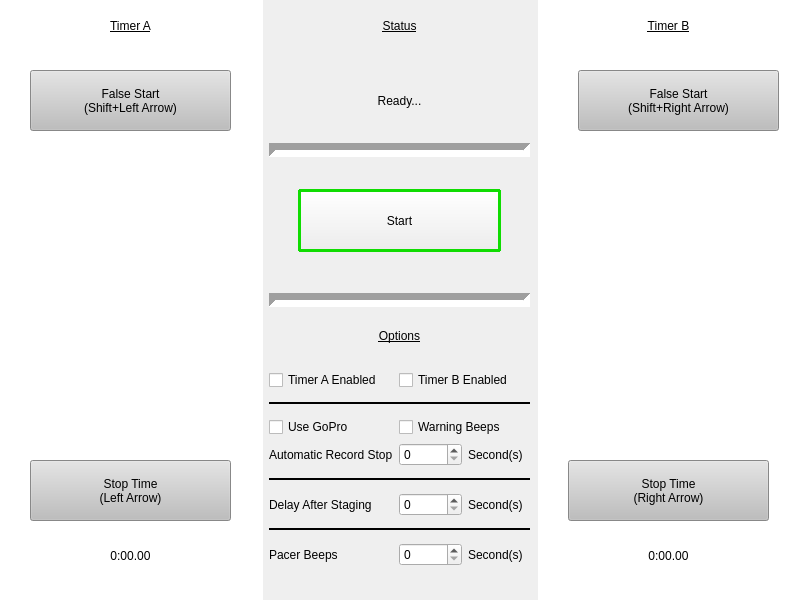
First picture: the form in V2/GUI.ui, repository Quantum158/SpeedController, before the edit.
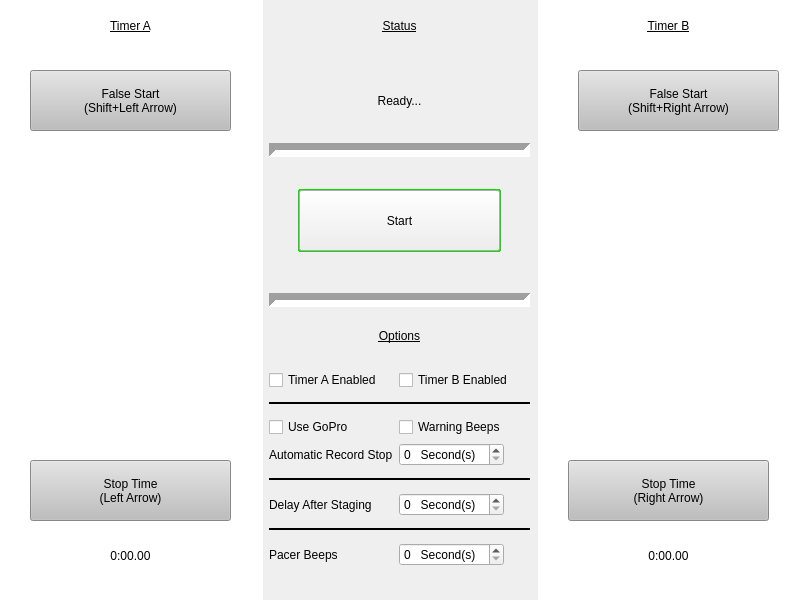
Second picture: the form after the edit.

```diff
--- a/V2/GUI.ui
+++ b/V2/GUI.ui
@@ -221,6 +221,21 @@
         <property name="text">
          <string>Start</string>
         </property>
+        <property name="checkable">
+         <bool>false</bool>
+        </property>
+        <property name="checked">
+         <bool>false</bool>
+        </property>
+        <property name="autoDefault">
+         <bool>false</bool>
+        </property>
+        <property name="default">
+         <bool>false</bool>
+        </property>
+        <property name="flat">
+         <bool>false</bool>
+        </property>
        </widget>
        <widget class="Line" name="ControllOptionLineSep">
         <property name="geometry">
@@ -356,20 +371,32 @@
           <layout class="QHBoxLayout" name="RecordLayout">
            <item>
             <widget class="QSpinBox" name="RecordSpin">
+             <property name="toolTip">
+              <string>&lt;html&gt;&lt;head/&gt;&lt;body&gt;&lt;p&gt;Camera will automatically stop recording after said time&lt;/p&gt;&lt;p&gt;`0` means this is disabled&lt;/p&gt;&lt;/body&gt;&lt;/html&gt;</string>
+             </property>
              <property name="keyboardTracking">
               <bool>true</bool>
              </property>
+             <property name="suffix">
+              <string>   Second(s)</string>
+             </property>
              <property name="displayIntegerBase">
               <number>10</number>
              </property>
             </widget>
            </item>
            <item>
-            <widget class="QLabel" name="RecordSecondsLabel">
-             <property name="text">
-              <string>Second(s)</string>
+            <spacer name="SpacerRecord">
+             <property name="orientation">
+              <enum>Qt::Horizontal</enum>
              </property>
-            </widget>
+             <property name="sizeHint" stdset="0">
+              <size>
+               <width>40</width>
+               <height>20</height>
+              </size>
+             </property>
+            </spacer>
            </item>
           </layout>
          </item>
@@ -406,8 +433,11 @@
           <layout class="QHBoxLayout" name="StageDelayLayout">
            <item>
             <widget class="QSpinBox" name="StageDelaySpin">
+             <property name="toolTip">
+              <string>&lt;html&gt;&lt;head/&gt;&lt;body&gt;&lt;p&gt;System will wait said time after start is pressed before playing the start tones&lt;/p&gt;&lt;/body&gt;&lt;/html&gt;</string>
+             </property>
              <property name="suffix">
-              <string/>
+              <string>   Second(s)</string>
              </property>
              <property name="prefix">
               <string/>
@@ -415,11 +445,17 @@
             </widget>
            </item>
            <item>
-            <widget class="QLabel" name="DelaySecondsLabel">
-             <property name="text">
-              <string>Second(s)</string>
+            <spacer name="SpacerStageDelay">
+             <property name="orientation">
+              <enum>Qt::Horizontal</enum>
              </property>
-            </widget>
+             <property name="sizeHint" stdset="0">
+              <size>
+               <width>40</width>
+               <height>20</height>
+              </size>
+             </property>
+            </spacer>
            </item>
           </layout>
          </item>
@@ -456,17 +492,29 @@
           <layout class="QHBoxLayout" name="PacerLayout">
            <item>
             <widget class="QSpinBox" name="PacerBeepsSpin">
+             <property name="toolTip">
+              <string>&lt;html&gt;&lt;head/&gt;&lt;body&gt;&lt;p&gt;&amp;lt;SOMEONE NEEDS TO HELP ME DESCRIBE THIS&amp;gt;&lt;/p&gt;&lt;/body&gt;&lt;/html&gt;</string>
+             </property>
              <property name="keyboardTracking">
               <bool>true</bool>
              </property>
+             <property name="suffix">
+              <string>   Second(s)</string>
+             </property>
             </widget>
            </item>
            <item>
-            <widget class="QLabel" name="PacerSecondsLabel">
-             <property name="text">
-              <string>Second(s)</string>
+            <spacer name="SpacerPacer">
+             <property name="orientation">
+              <enum>Qt::Horizontal</enum>
              </property>
-            </widget>
+             <property name="sizeHint" stdset="0">
+              <size>
+               <width>40</width>
+               <height>20</height>
+              </size>
+             </property>
+            </spacer>
            </item>
           </layout>
          </item>
@@ -521,7 +569,7 @@
          <rect>
           <x>220</x>
           <y>190</y>
-          <width>21</width>
+          <width>20</width>
           <height>61</height>
          </rect>
         </property>
@@ -560,7 +608,6 @@
          <enum>Qt::Vertical</enum>
         </property>
        </widget>
-       <zorder>pushController</zorder>
        <zorder>StatusLabel</zorder>
        <zorder>textStatus</zorder>
        <zorder>StatusControlLineSep</zorder>
@@ -571,6 +618,7 @@
        <zorder>ControlOutlineTop</zorder>
        <zorder>ControlOutlineRight</zorder>
        <zorder>ControlOutlineLeft</zorder>
+       <zorder>pushController</zorder>
       </widget>
      </item>
      <item>
```
